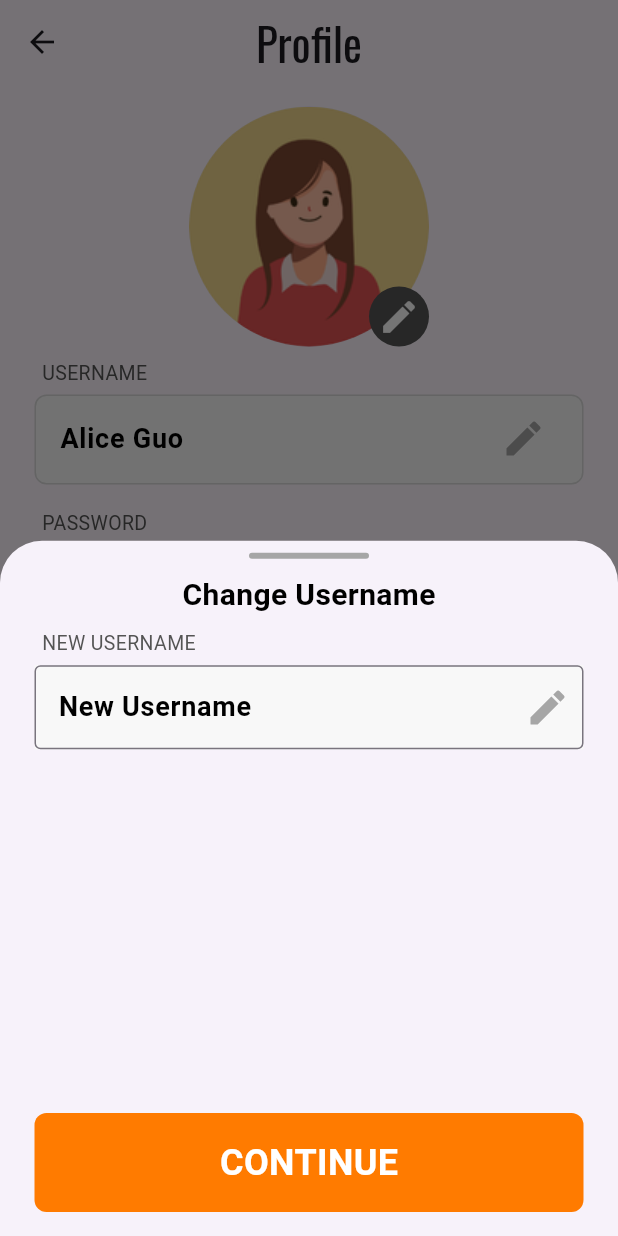
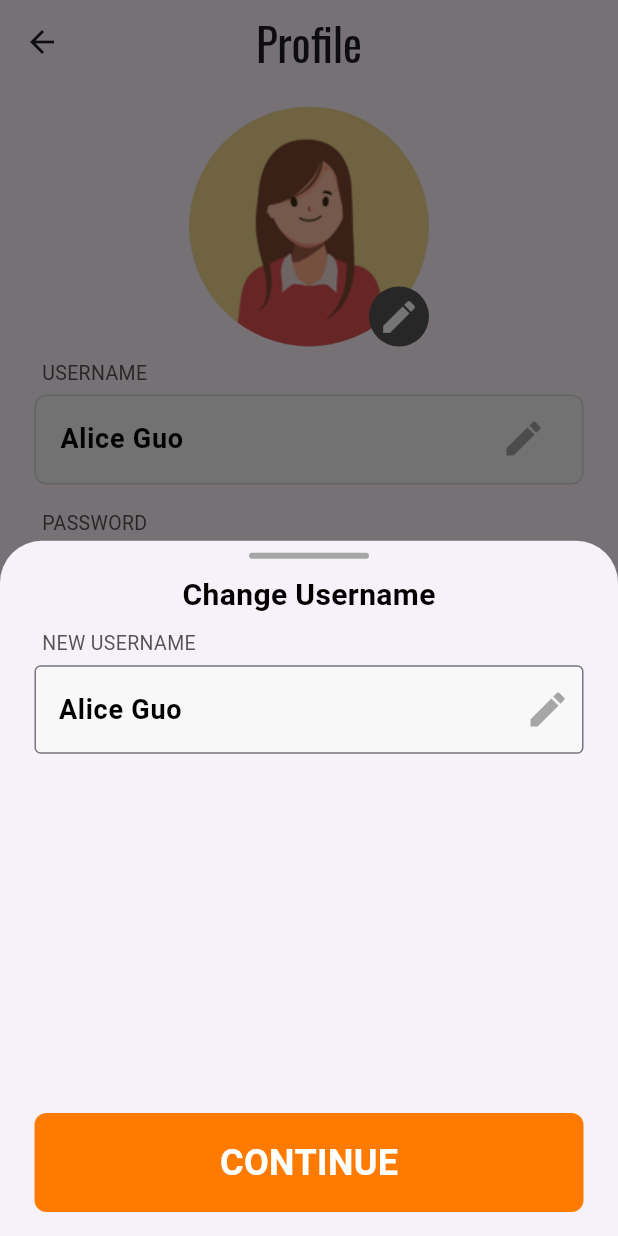
Before and after one commit to G-J-L/diction_dash, a Flutter app: the ProfileScreen screen opened directly, after a tap on "Alice Guo", on a phone screen of 412 x 824 dp. Run offline on Flutter 3.47's test engine with Material 3 defaults, Android fonts, the phone set to English and light mode, and no system bars; our stand-ins replace confetti, rflutter_alert.

Commit message:
Fixed TextFields & Implemented Info Button Alert Dialogs

```diff
--- a/lib/screens/login_screen.dart
+++ b/lib/screens/login_screen.dart
@@ -51,10 +51,12 @@ class LoginScreen extends StatelessWidget {
                       ProfileTextField(
                         icon: Icons.mail,
                         hintText: 'Email',
+                        keyboardType: TextInputType.emailAddress,
                       ),
                       ProfileTextField(
                         icon: Icons.lock,
                         hintText: 'Password',
+                        obscureText: true,
                       ),
                       Align(
                         alignment: Alignment.centerRight,
--- a/lib/screens/registration_screen.dart
+++ b/lib/screens/registration_screen.dart
@@ -54,14 +54,17 @@ class RegistrationScreen extends StatelessWidget {
                       ProfileTextField(
                         icon: Icons.mail,
                         hintText: 'Email',
+                        keyboardType: TextInputType.emailAddress,
                       ),
                       ProfileTextField(
                         icon: Icons.lock,
                         hintText: 'Password',
+                        obscureText: true,
                       ),
                       ProfileTextField(
                         icon: Icons.lock,
                         hintText: 'Confirm Password',
+                        obscureText: true,
                       ),
                     ],
                   ),
--- a/lib/widgets/bottom_sheets.dart
+++ b/lib/widgets/bottom_sheets.dart
@@ -67,8 +67,8 @@ void showChangeUsernameInterface(BuildContext context) {
                   style: kSubtext20.copyWith(fontWeight: FontWeight.bold),
                 ),
                 ProfileEditTextField(
-                  text: 'NEW USERNAME',
-                  labelText: 'New Username',
+                  labelText: 'NEW USERNAME',
+                  initialValue: 'Alice Guo',
                 ),
               ],
             ),
@@ -115,16 +115,16 @@ void showChangePasswordInterface(BuildContext context) {
                   style: kSubtext20.copyWith(fontWeight: FontWeight.bold),
                 ),
                 ProfileEditTextField(
-                  text: 'CURRENT PASSWORD',
-                  labelText: '*********',
+                  labelText: 'CURRENT PASSWORD',
+                  initialValue: '*********',
                 ),
                 ProfileEditTextField(
-                  text: 'NEW PASSWORD',
-                  labelText: '*********',
+                  labelText: 'NEW PASSWORD',
+                  initialValue: '*********',
                 ),
                 ProfileEditTextField(
-                  text: 'CONFIRM PASSWORD',
-                  labelText: '*********',
+                  labelText: 'CONFIRM PASSWORD',
+                  initialValue: '*********',
                 ),
               ],
             ),
@@ -178,8 +178,8 @@ void showDeleteAccountInterface(BuildContext context) {
               textAlign: TextAlign.center,
             ),
             ProfileEditTextField(
-              text: 'PASSWORD',
-              labelText: '*********',
+              labelText: 'PASSWORD',
+              initialValue: '*********',
             ),
             RoundedRectangleButton(
               color: Colors.redAccent,
--- a/lib/widgets/text_fields.dart
+++ b/lib/widgets/text_fields.dart
@@ -2,10 +2,13 @@ import 'package:flutter/material.dart';
 import 'package:diction_dash/constants.dart';
 
 class ProfileTextField extends StatelessWidget {
-  ProfileTextField({this.icon, this.hintText});
+  ProfileTextField(
+      {this.icon, this.hintText, this.keyboardType, this.obscureText = false});
 
   final IconData? icon;
   final String? hintText;
+  final TextInputType? keyboardType;
+  final bool? obscureText;
 
   @override
   Widget build(BuildContext context) {
@@ -14,6 +17,8 @@ class ProfileTextField extends StatelessWidget {
       child: Container(
         color: kGrayColor100,
         child: TextField(
+          keyboardType: keyboardType,
+          obscureText: obscureText!,
           cursorColor: kOrangeColor500,
           decoration: InputDecoration(
             prefixIcon: Icon(
@@ -41,12 +46,32 @@ class ProfileTextField extends StatelessWidget {
   }
 }
 
-class ProfileEditTextField extends StatelessWidget {
+class ProfileEditTextField extends StatefulWidget {
+  const ProfileEditTextField(
+      {super.key,
+      this.labelText,
+      this.initialValue = '',
+      this.keyboardType,
+      this.obscureText = false});
 
-  const ProfileEditTextField({super.key, this.text, this.labelText});
+  final String? labelText;
+  final String? initialValue;
+  final TextInputType? keyboardType;
+  final bool? obscureText;
 
-  final String? text;
-  final String? labelText;
+  @override
+  State<ProfileEditTextField> createState() => _ProfileEditTextFieldState();
+}
+
+class _ProfileEditTextFieldState extends State<ProfileEditTextField> {
+  late TextEditingController _controller;
+
+  @override
+  void initState() {
+    // TODO: implement initState
+    super.initState();
+    _controller = TextEditingController(text: widget.initialValue);
+  }
 
   @override
   Widget build(BuildContext context) {
@@ -58,7 +83,7 @@ class ProfileEditTextField extends StatelessWidget {
           Padding(
             padding: const EdgeInsets.only(left: 5, bottom: 5),
             child: Text(
-              text!,
+              widget.labelText!,
               style: const TextStyle(
                 fontSize: 13,
                 color: kGrayColor600,
@@ -68,26 +93,28 @@ class ProfileEditTextField extends StatelessWidget {
           Container(
             color: kGrayColor100,
             child: TextField(
+              controller: _controller,
+              keyboardType: widget.keyboardType,
+              obscureText: widget.obscureText!,
               cursorColor: kOrangeColor500,
-              decoration: InputDecoration(
-                suffixIcon: const Icon(
+              style: const TextStyle(
+                fontSize: 18,
+                color: Colors.black,
+                fontWeight: FontWeight.bold,
+              ),
+              decoration: const InputDecoration(
+                suffixIcon: Icon(
                   Icons.edit,
                   size: 30,
                   color: kGrayColor500,
                 ),
-                labelText: labelText,
-                labelStyle: const TextStyle(
-                  fontSize: 18,
-                  color: Colors.black,
-                  fontWeight: FontWeight.bold,
-                ),
-                border: const OutlineInputBorder(
+                border: OutlineInputBorder(
                   borderSide: BorderSide(
                     width: 1,
                     color: kGrayColor300,
                   ),
                 ),
-                focusedBorder: const OutlineInputBorder(
+                focusedBorder: OutlineInputBorder(
                   borderSide: BorderSide(
                     width: 1,
                     color: kGrayColor300,
--- a/pubspec.yaml
+++ b/pubspec.yaml
@@ -35,6 +35,7 @@ dependencies:
   # The following adds the Cupertino Icons font to your application.
   # Use with the CupertinoIcons class for iOS style icons.
   cupertino_icons: ^1.0.8
+  rflutter_alert: ^2.0.7
   confetti: ^0.6.0
 
 dev_dependencies:
```
Also changed, not shown: lib/screens/fluency_screen.dart (+10 -0 lines), lib/widgets/buttons.dart (+45 -38 lines), pubspec.lock.
